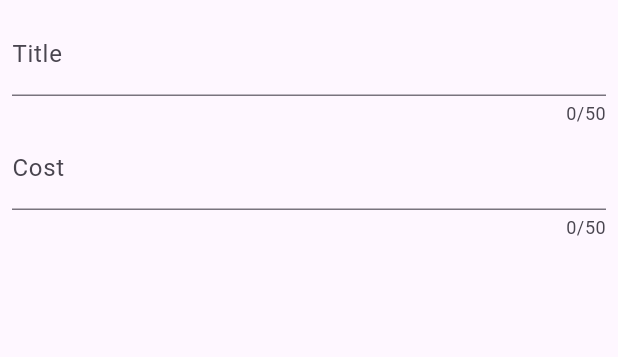
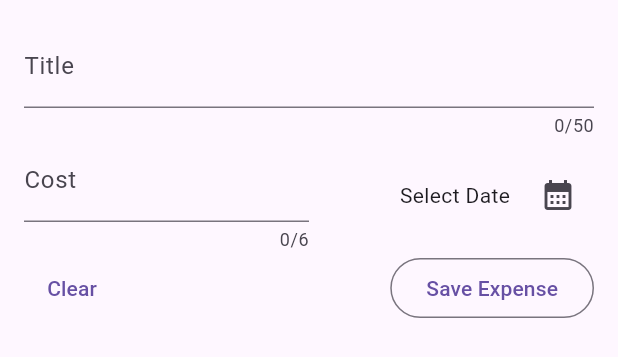
Before and after one commit to ZeeshanShabbir/expense_tracker, a Flutter app: the AddExpense widget shown alone on an empty page, opened directly, on a phone screen of 412 x 824 dp. Shown: the top 357 px of the screen. Run offline on Flutter 3.47's test engine with Material 3 defaults, Android fonts, the light colour scheme and no system bars.

```diff
--- a/lib/widgets/add_expense.dart
+++ b/lib/widgets/add_expense.dart
@@ -1,4 +1,5 @@
 import 'package:flutter/material.dart';
+import 'package:intl/intl.dart';
 
 class AddExpense extends StatefulWidget {
   const AddExpense({super.key});
@@ -10,19 +11,89 @@ class AddExpense extends StatefulWidget {
 }
 
 class _AddExpenseState extends State<AddExpense> {
+  final _titleController = TextEditingController();
+  final _costController = TextEditingController();
+  DateTime? selectedDate;
+
+  @override
+  void dispose() {
+    _titleController.dispose();
+    _costController.dispose();
+    super.dispose();
+  }
+
+  void _showDatePickerMondal() async {
+    final lastDate = DateTime.now();
+    final firstDate = DateTime(lastDate.year - 1, lastDate.month, lastDate.day);
+    var userSelectedDate = await showDatePicker(
+      context: context,
+      firstDate: firstDate,
+      lastDate: lastDate,
+    );
+    setState(() {
+      selectedDate = userSelectedDate;
+    });
+  }
+
+  final formatter = DateFormat.yMd();
+
   @override
   Widget build(BuildContext context) {
     return Padding(
-      padding: EdgeInsets.all(8),
+      padding: EdgeInsets.all(16),
       child: Column(
         children: [
           TextField(
+            controller: _titleController,
             maxLength: 50,
             decoration: InputDecoration(label: Text("Title")),
           ),
-          TextField(
-            maxLength: 50,
-            decoration: InputDecoration(label: Text("Cost")),
+          Row(
+            children: [
+              Expanded(
+                child: TextField(
+                  controller: _costController,
+                  keyboardType: TextInputType.number,
+                  maxLength: 6,
+                  decoration: InputDecoration(label: Text("Cost")),
+                ),
+              ),
+              Expanded(
+                child: Row(
+                  mainAxisAlignment: MainAxisAlignment.end,
+                  children: [
+                    Text(
+                      selectedDate == null
+                          ? "Select Date"
+                          : formatter.format(selectedDate!),
+                    ),
+                    SizedBox(width: 8),
+                    IconButton(
+                      onPressed: _showDatePickerMondal,
+                      icon: Icon(Icons.calendar_month),
+                    ),
+                  ],
+                ),
+              ),
+            ],
+          ),
+          Row(
+            children: [
+              TextButton(
+                onPressed: () {
+                  Navigator.pop(context);
+                },
+                child: Text("Clear"),
+              ),
+              Spacer(),
+              OutlinedButton(
+                onPressed: () {
+                  print(_titleController.text);
+                  print(_costController.text);
+                },
+                child: Text("Save Expense"),
+              ),
+            ],
           ),
         ],
       ),
```
